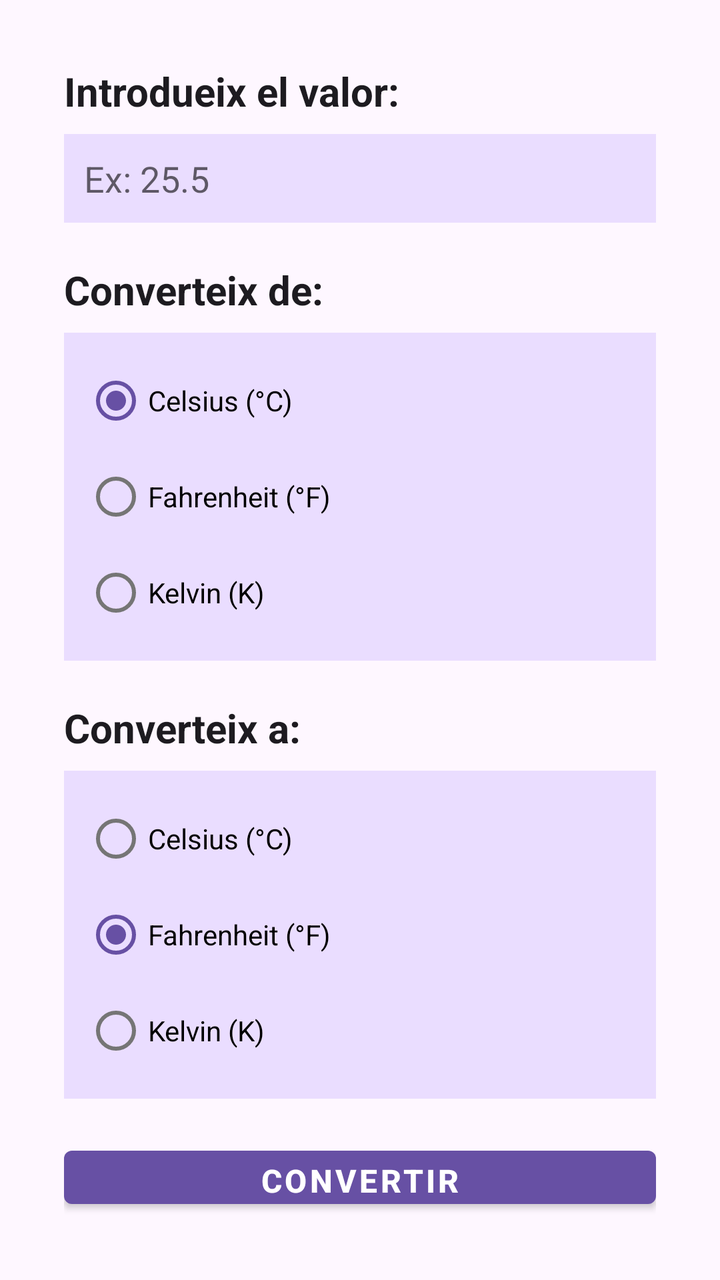
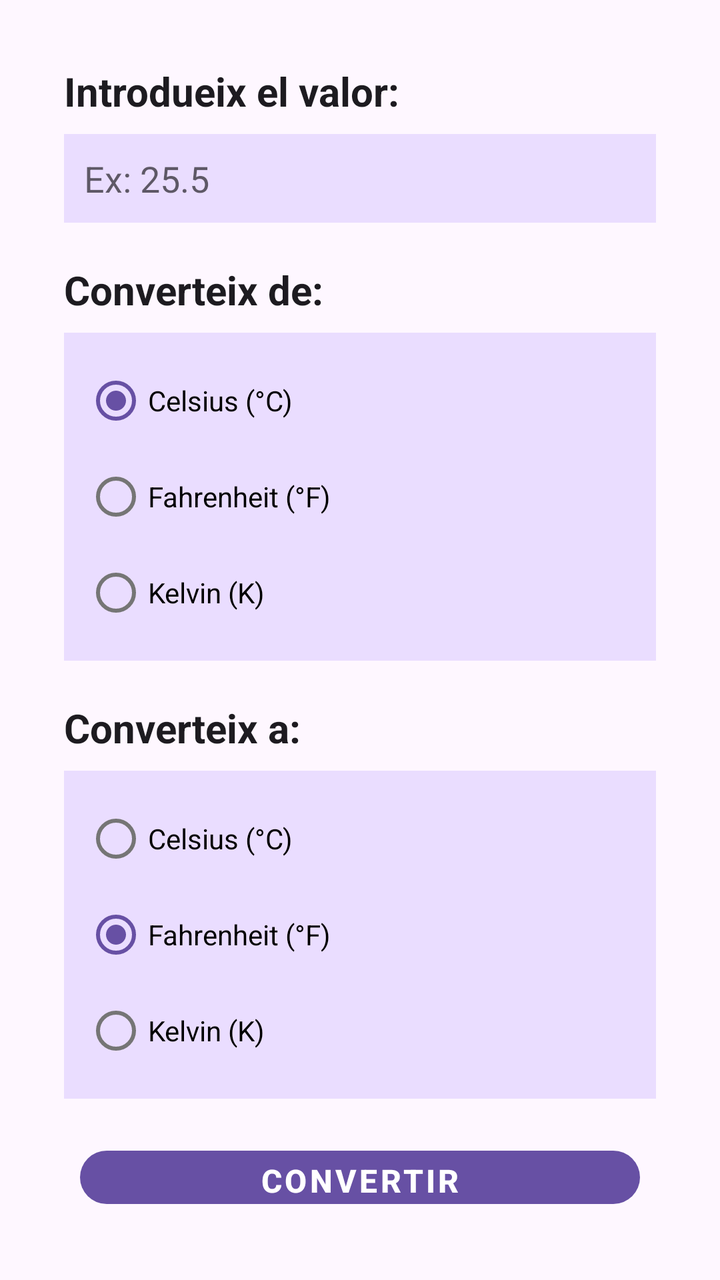

Compare the two renders of this Android layout. The source of the first and the diff that turns it into the second are given below.
<!-- AndroidManifest.xml: application theme Theme.Conversor -->
<!-- res/layout/activity_temperatura.xml -->
<?xml version="1.0" encoding="utf-8"?>
<LinearLayout xmlns:android="http://schemas.android.com/apk/res/android"
    android:layout_width="match_parent"
    android:layout_height="match_parent"
    android:orientation="vertical"
    android:gravity="center_horizontal"
    android:padding="32dp">

    <TextView
        android:layout_width="match_parent"
        android:layout_height="wrap_content"
        android:text="@string/label_valor"
        android:textSize="20sp"
        android:textStyle="bold"
        android:textColor="@color/text_primary"
        android:layout_marginBottom="8dp"/>

    <EditText
        android:id="@+id/editValor"
        android:layout_width="match_parent"
        android:layout_height="wrap_content"
        android:background="@color/primary_container"
        android:layout_marginBottom="20dp"
        android:padding="10dp"
        android:hint="@string/hint_valor"
        android:inputType="numberDecimal|numberSigned"/>

    <TextView
        android:layout_width="match_parent"
        android:layout_height="wrap_content"
        android:text="@string/label_de"
        android:textSize="20sp"
        android:textStyle="bold"
        android:textColor="@color/text_primary"
        android:layout_marginBottom="8dp"/>
    
    <RadioGroup
        android:id="@+id/radioGroupDe"
        android:layout_width="match_parent"
        android:layout_height="wrap_content"
        android:background="@color/primary_container"
        android:orientation="vertical"
        android:layout_marginBottom="20dp"
        android:padding="10dp">

        <RadioButton
            android:id="@+id/radioCelsius"
            android:layout_width="wrap_content"
            android:layout_height="wrap_content"
            android:text="@string/celsius"
            android:checked="true"/>

        <RadioButton
            android:id="@+id/radioFahrenheit"
            android:layout_width="wrap_content"
            android:layout_height="wrap_content"
            android:text="@string/fahrenheit"/>

        <RadioButton
            android:id="@+id/radioKelvin"
            android:layout_width="wrap_content"
            android:layout_height="wrap_content"
            android:text="@string/kelvin"/>

    </RadioGroup>

    <TextView
        android:layout_width="match_parent"
        android:layout_height="wrap_content"
        android:text="@string/label_a"
        android:textSize="20sp"
        android:textStyle="bold"
        android:textColor="@color/text_primary"
        android:layout_marginBottom="8dp"/>

    <RadioGroup
        android:id="@+id/radioGroupA"
        android:layout_width="match_parent"
        android:layout_height="wrap_content"
        android:background="@color/primary_container"
        android:orientation="vertical"
        android:layout_marginBottom="20dp"
        android:padding="10dp">

        <RadioButton
            android:id="@+id/radioCelsiusA"
            android:layout_width="wrap_content"
            android:layout_height="wrap_content"
            android:text="@string/celsius"/>

        <RadioButton
            android:id="@+id/radioFahrenheitA"
            android:layout_width="wrap_content"
            android:layout_height="wrap_content"
            android:text="@string/fahrenheit"
            android:checked="true"/>

        <RadioButton
            android:id="@+id/radioKelvinA"
            android:layout_width="wrap_content"
            android:layout_height="wrap_content"
            android:text="@string/kelvin"/>

    </RadioGroup>

    <Button
        android:id="@+id/botoConvertir"
        android:layout_width="match_parent"
        android:layout_height="wrap_content"
        android:text="@string/boto_convertir"
        android:theme="@style/BotoConversor.Boto.Primary"/>

    <TextView
        android:id="@+id/textResultat"
        android:layout_width="match_parent"
        android:layout_height="wrap_content"
        android:text="@string/resultat_inicial"
        android:textSize="20sp"
        android:textStyle="bold"
        android:textColor="@color/text_primary"
        android:layout_marginBottom="8dp"
        android:theme="@style/TextResultat"/>

</LinearLayout>
<!-- resources referenced by this layout -->
<resources>
  <color name="primary_container">#FFEADDFF</color>
  <color name="text_primary">#FF1D1B20</color>
  <string name="boto_convertir">Convertir</string>
  <string name="celsius">Celsius (°C)</string>
  <string name="fahrenheit">Fahrenheit (°F)</string>
  <string name="hint_valor">Ex: 25.5</string>
  <string name="kelvin">Kelvin (K)</string>
  <string name="label_a">Converteix a:</string>
  <string name="label_de">Converteix de:</string>
  <string name="label_valor">Introdueix el valor:</string>
  <string name="resultat_inicial">—</string>
  <style name="BotoConversor.Boto.Primary" parent="BotoConversor.Boto">
          <item name="backgroundTint">@color/primary</item>
          <item name="android:textColor">@color/on_primary</item>
      </style>
  <style name="TextResultat" parent="TextAppearance.MaterialComponents.Headline4">
          <item name="android:layout_width">wrap_content</item>
          <item name="android:layout_height">wrap_content</item>
          <item name="android:fontFamily">monospace</item>
          <item name="android:textSize">28sp</item>
          <item name="android:textStyle">bold</item>
          <item name="android:textColor">@color/resultat_text</item>
          <item name="android:background">@color/resultat_background</item>
          <item name="android:padding">16dp</item>
          <item name="android:gravity">center</item>
          <item name="android:layout_gravity">center_horizontal</item>
      </style>
  <style name="Theme.Conversor" parent="Theme.MaterialComponents.DayNight.NoActionBar">
          <item name="colorPrimary">@color/primary</item>
          <item name="colorPrimaryVariant">@color/primary_dark</item>
          <item name="colorOnPrimary">@color/on_primary</item>
          <item name="colorSecondary">@color/primary</item>
          <item name="colorSecondaryVariant">@color/primary_dark</item>
          <item name="colorOnSecondary">@color/on_primary</item>
          <item name="android:statusBarColor">@color/primary_dark</item>
          <item name="android:navigationBarColor">@color/primary_dark</item>
          <item name="android:windowBackground">@color/background</item>
      </style>
  <style name="BotoConversor.Boto" parent="Widget.MaterialComponents.Button">
          <item name="android:layout_width">match_parent</item>
          <item name="android:layout_height">64dp</item>
          <item name="android:textSize">16sp</item>
          <item name="android:textStyle">bold</item>
          <item name="cornerRadius">16dp</item>
          <item name="android:layout_marginStart">8dp</item>
          <item name="android:layout_marginEnd">8dp</item>
          <item name="android:stateListAnimator">@null</item>
      </style>
  <color name="primary">#FF6750A4</color>
  <color name="on_primary">#FFFFFFFF</color>
  <color name="resultat_text">#FF21005D</color>
  <color name="resultat_background">#FFEADDFF</color>
  <color name="primary_dark">#FF4F378B</color>
  <color name="background">#FFFEF7FF</color>
</resources>

<!-- the commit's change to res/layout/activity_temperatura.xml (unified diff, before → after) -->
@@ -108,7 +108,7 @@
         android:layout_width="match_parent"
         android:layout_height="wrap_content"
         android:text="@string/boto_convertir"
-        android:theme="@style/BotoConversor.Boto.Primary"/>
+        style="@style/BotoConversor.Boto.Primary"/>
 
     <TextView
         android:id="@+id/textResultat"
@@ -119,6 +119,6 @@
         android:textStyle="bold"
         android:textColor="@color/text_primary"
         android:layout_marginBottom="8dp"
-        android:theme="@style/TextResultat"/>
+        style="@style/TextResultat"/>
 
 </LinearLayout>
